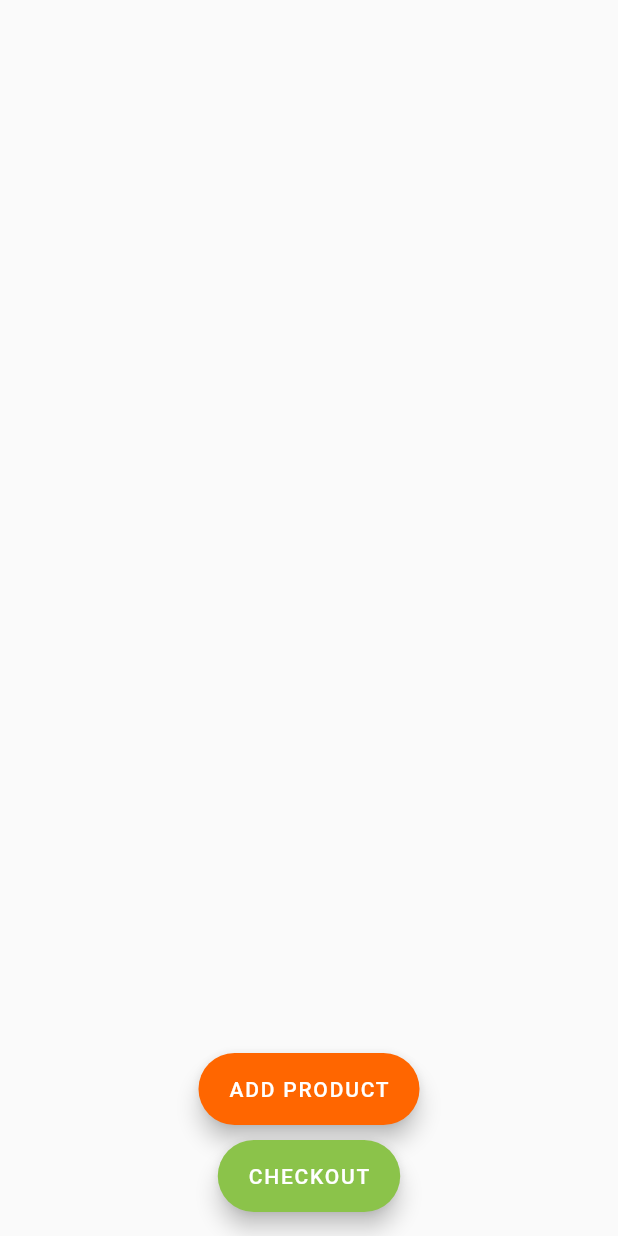
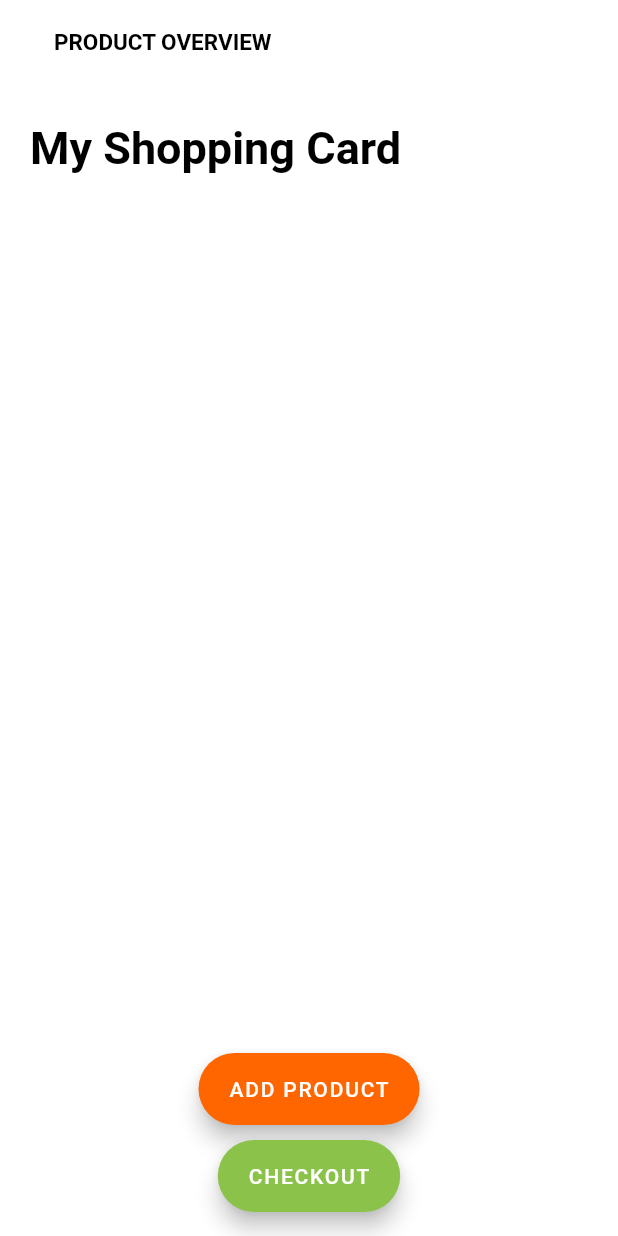
Before and after one commit to RoadJDK/Migi-Scan, a Flutter app: the screen it shows after launch, on a phone screen of 412 x 824 dp. Run offline on Flutter 3.47's test engine with Material 2 defaults, Android fonts, the phone set to English and light mode, and no system bars; missing offline and left inert: flutter_barcode_scanner.

Commit message:
add appbar + new buttons

```diff
--- a/lib/main.dart
+++ b/lib/main.dart
@@ -127,9 +127,32 @@ class ShoppingCardWidget extends State<ShoppingCardWidgetState> {
     const Key centerKey = ValueKey<String>('bottom-sliver-list');
 
     return Scaffold(
+      backgroundColor: Colors.white,
       body: CustomScrollView(
-          center: centerKey,
         slivers: <Widget>[
+          const SliverPadding(
+            padding: EdgeInsets.only(left: 20.0, right: 20, bottom: 20),
+            sliver: SliverAppBar(
+              title: Text(
+                'PRODUCT OVERVIEW',
+                textAlign: TextAlign.center,
+                style: TextStyle(fontWeight: FontWeight.bold, fontSize: 15, color: Colors.black),
+              ),
+              backgroundColor: Colors.white,
+              floating: true,
+              snap: true,
+            )
+          ),
+          const SliverPadding(
+            padding: EdgeInsets.only(left: 20.0, top: 5, right: 20, bottom: 20),
+            sliver: SliverToBoxAdapter(
+              child: Text(
+                'My Shopping Card',
+                textAlign: TextAlign.left,
+                style: TextStyle(fontWeight: FontWeight.bold, fontSize: 30, color: Colors.black),
+              ),
+            ),
+          ),
           SliverList(
             key: centerKey,
             delegate: SliverChildBuilderDelegate(
```
Lines whose indentation alone changed are shown as unchanged.
